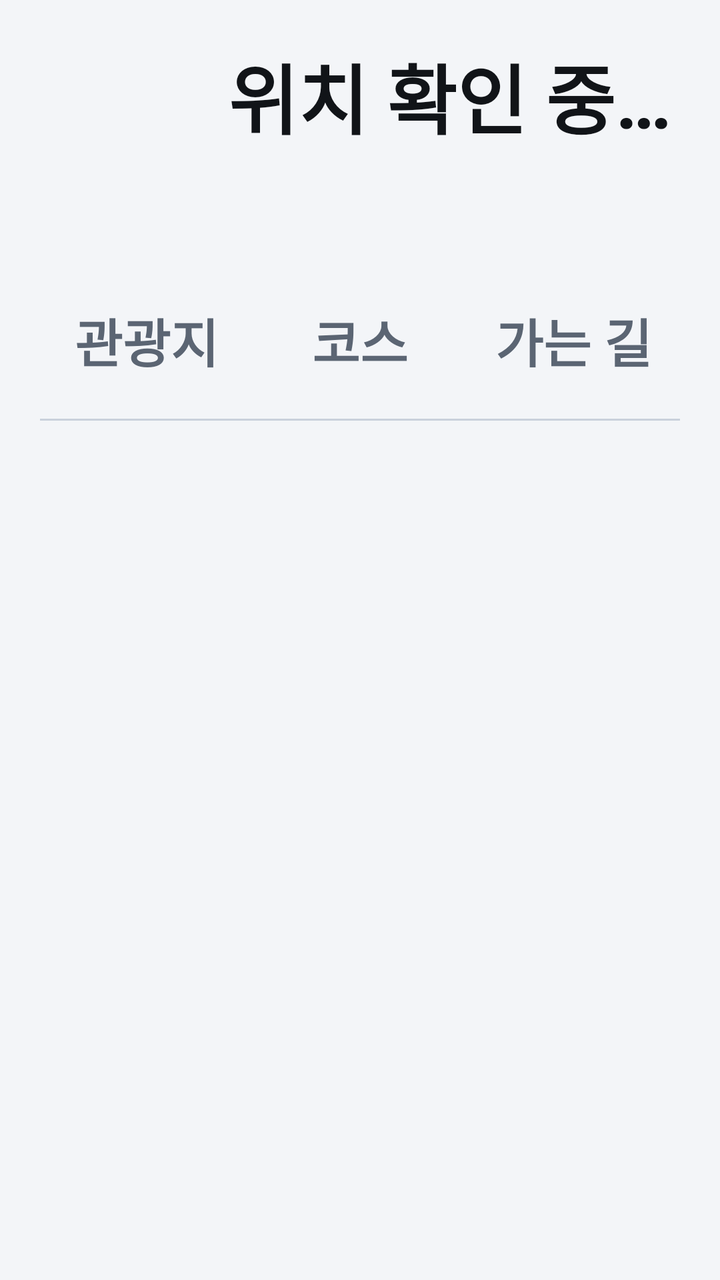
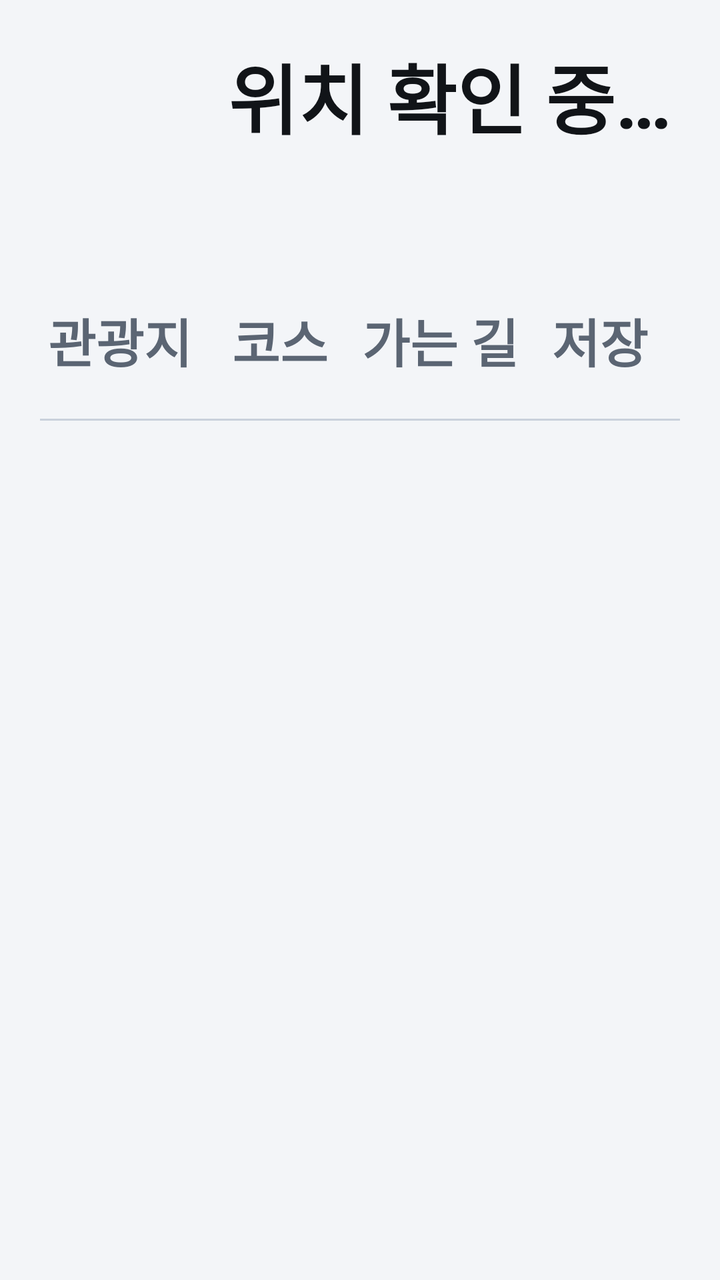

An Android layout rendered at two revisions. The XML below is the earlier revision; the diff shows what the commit changed to produce the second picture.
<!-- AndroidManifest.xml: application theme AppTheme -->
<!-- res/layout/activity_main.xml -->
<?xml version="1.0" encoding="utf-8"?>
<LinearLayout xmlns:android="http://schemas.android.com/apk/res/android"
    android:layout_width="match_parent"
    android:layout_height="match_parent"
    android:background="@color/bg"
    android:orientation="vertical"
    android:padding="20dp">

    
    <LinearLayout
        android:layout_width="match_parent"
        android:layout_height="wrap_content"
        android:gravity="center_vertical"
        android:orientation="horizontal">

        <ImageView
            android:layout_width="76dp"
            android:layout_height="76dp"
            android:layout_marginEnd="18dp"
            android:importantForAccessibility="no"
            android:src="@mipmap/ic_launcher" />

        <LinearLayout
            android:layout_width="0dp"
            android:layout_height="wrap_content"
            android:layout_weight="1"
            android:orientation="vertical">

            <TextView
                android:id="@+id/regionText"
                android:layout_width="wrap_content"
                android:layout_height="wrap_content"
                android:text="위치 확인 중…"
                android:textColor="@color/text_primary"
                android:textSize="38sp"
                android:textStyle="bold" />

            <TextView
                android:id="@+id/statusText"
                android:layout_width="wrap_content"
                android:layout_height="wrap_content"
                android:layout_marginTop="4dp"
                android:maxLines="1"
                android:ellipsize="end"
                android:textColor="@color/text_secondary"
                android:textSize="26sp" />
        </LinearLayout>
    </LinearLayout>

    <LinearLayout
        android:layout_width="match_parent"
        android:layout_height="wrap_content"
        android:layout_marginTop="16dp"
        android:background="@drawable/tab_group_bg"
        android:orientation="horizontal">

        <Button
            android:id="@+id/tabAttractions"
            style="?android:attr/borderlessButtonStyle"
            android:background="@drawable/tab_bg"
            android:stateListAnimator="@null"
            android:textAllCaps="false"
            android:textColor="@color/tab_text"
            android:textStyle="bold"
            android:layout_width="0dp"
            android:layout_height="80dp"
            android:layout_weight="1"
            android:text="관광지"
            android:textSize="26sp" />

        <Button
            android:id="@+id/tabCourses"
            style="?android:attr/borderlessButtonStyle"
            android:background="@drawable/tab_bg"
            android:stateListAnimator="@null"
            android:textAllCaps="false"
            android:textColor="@color/tab_text"
            android:textStyle="bold"
            android:layout_width="0dp"
            android:layout_height="80dp"
            android:layout_weight="1"
            android:text="코스"
            android:textSize="26sp" />

        <Button
            android:id="@+id/tabUpcoming"
            style="?android:attr/borderlessButtonStyle"
            android:background="@drawable/tab_bg"
            android:stateListAnimator="@null"
            android:textAllCaps="false"
            android:textColor="@color/tab_text"
            android:textStyle="bold"
            android:layout_width="0dp"
            android:layout_height="80dp"
            android:layout_weight="1"
            android:text="가는 길"
            android:textSize="26sp" />
    </LinearLayout>

    <ScrollView
        android:layout_width="match_parent"
        android:layout_height="0dp"
        android:layout_marginTop="12dp"
        android:layout_weight="1">

        <LinearLayout
            android:id="@+id/listContainer"
            android:layout_width="match_parent"
            android:layout_height="wrap_content"
            android:orientation="vertical" />
    </ScrollView>
</LinearLayout>
<!-- resources referenced by this layout -->
<resources>
  <color name="bg">#F3F5F8</color>
  <color name="text_primary">#111418</color>
  <color name="text_secondary">#5B6573</color>
  <!-- drawable tab_bg (drawable) -->
  <?xml version="1.0" encoding="utf-8"?>
  <selector xmlns:android="http://schemas.android.com/apk/res/android">
      <item android:state_selected="true">
          <layer-list>
              <item
                  android:height="4dp"
                  android:gravity="bottom">
                  <shape>
                      <solid android:color="@color/text_primary" />
                      <corners android:radius="2dp" />
                  </shape>
              </item>
          </layer-list>
      </item>
      <item android:state_pressed="true">
          <shape>
              <solid android:color="@color/pressed" />
          </shape>
      </item>
      <item android:drawable="@android:color/transparent" />
  </selector>
  <!-- drawable tab_group_bg (drawable) -->
  <?xml version="1.0" encoding="utf-8"?>
  <layer-list xmlns:android="http://schemas.android.com/apk/res/android">
      <item
          android:height="1dp"
          android:gravity="bottom">
          <shape>
              <solid android:color="@color/outline" />
          </shape>
      </item>
  </layer-list>
  <!-- mipmap ic_launcher (mipmap-anydpi-v26) -->
  <?xml version="1.0" encoding="utf-8"?>
  <adaptive-icon xmlns:android="http://schemas.android.com/apk/res/android">
      <background android:drawable="@drawable/ic_launcher_background" />
      <foreground android:drawable="@drawable/ic_launcher_foreground" />
  </adaptive-icon>
  <style name="AppTheme" parent="@android:style/Theme.DeviceDefault.DayNight">
          <item name="android:windowActionBar">false</item>
          <item name="android:windowNoTitle">true</item>
          <item name="android:windowBackground">@color/bg</item>
          <item name="android:colorAccent">@color/accent</item>
      </style>
  <color name="pressed">#E3E8EE</color>
  <color name="outline">#C9D1DB</color>
  <!-- drawable ic_launcher_background (drawable) -->
  <?xml version="1.0" encoding="utf-8"?>
  <vector xmlns:android="http://schemas.android.com/apk/res/android"
      xmlns:aapt="http://schemas.android.com/aapt"
      android:width="108dp"
      android:height="108dp"
      android:viewportWidth="108"
      android:viewportHeight="108">
      <path android:pathData="M0,0h108v108h-108z">
          <aapt:attr name="android:fillColor">
              <gradient
                  android:type="linear"
                  android:startX="0"
                  android:startY="0"
                  android:endX="108"
                  android:endY="108"
                  android:startColor="#6EC1FF"
                  android:endColor="#1F5FD6" />
          </aapt:attr>
      </path>
      
      <path
          android:pathData="M0,78 C22,66 40,70 58,76 C76,82 92,74 108,66 L108,108 L0,108z"
          android:fillColor="#1A4FB8"
          android:fillAlpha="0.45" />
  </vector>
  <!-- drawable ic_launcher_foreground (drawable) -->
  <?xml version="1.0" encoding="utf-8"?>
  <vector xmlns:android="http://schemas.android.com/apk/res/android"
      android:width="108dp"
      android:height="108dp"
      android:viewportWidth="108"
      android:viewportHeight="108">
      
      <path
          android:pathData="M34,86 C34,68 74,72 74,56 C74,46 58,46 58,40"
          android:strokeWidth="10"
          android:strokeColor="#FFFFFF"
          android:strokeLineCap="round"
          android:fillColor="#00000000" />
      
      <path
          android:pathData="M34,86 C34,68 74,72 74,56 C74,46 58,46 58,40"
          android:strokeWidth="1.8"
          android:strokeColor="#1F5FD6"
          android:strokeLineCap="round"
          android:fillColor="#00000000" />
      
      <path
          android:pathData="M58,18C50.8,18 45,23.8 45,31c0,9.6 13,22 13,22s13,-12.4 13,-22c0,-7.2 -5.8,-13 -13,-13z"
          android:fillColor="#FFFFFF" />
      <path
          android:pathData="M58,31m-5,0a5,5 0,1 1,10 0a5,5 0,1 1,-10 0"
          android:fillColor="#FFB020" />
  </vector>
  <color name="accent">#5BA8F5</color>
</resources>

<!-- the commit's change to res/layout/activity_main.xml (unified diff, before → after) -->
@@ -95,6 +95,20 @@
             android:layout_weight="1"
             android:text="가는 길"
             android:textSize="26sp" />
+
+        <Button
+            android:id="@+id/tabSaved"
+            style="?android:attr/borderlessButtonStyle"
+            android:background="@drawable/tab_bg"
+            android:stateListAnimator="@null"
+            android:textAllCaps="false"
+            android:textColor="@color/tab_text"
+            android:textStyle="bold"
+            android:layout_width="0dp"
+            android:layout_height="80dp"
+            android:layout_weight="1"
+            android:text="저장"
+            android:textSize="26sp" />
     </LinearLayout>
 
     <ScrollView
